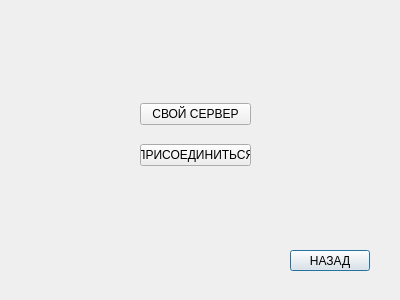
Above: server.ui from ArcasHH/Project before the change. Below: the same form after it.
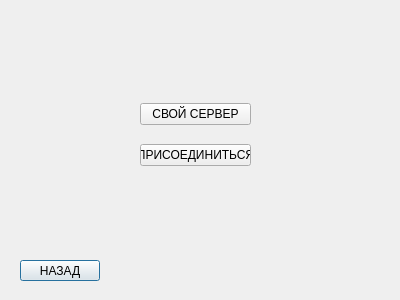
That is the form after the change.

Patch:
```diff
--- a/server.ui
+++ b/server.ui
@@ -16,8 +16,8 @@
   <widget class="QPushButton" name="back">
    <property name="geometry">
     <rect>
-     <x>290</x>
-     <y>250</y>
+     <x>20</x>
+     <y>260</y>
      <width>80</width>
      <height>21</height>
     </rect>
@@ -26,7 +26,7 @@
     <string>НАЗАД</string>
    </property>
   </widget>
-  <widget class="QWidget" name="">
+  <widget class="QWidget" name="layoutWidget">
    <property name="geometry">
     <rect>
      <x>140</x>
```
Left out of the diff: 4 changed lines with no effect on the pictures.
